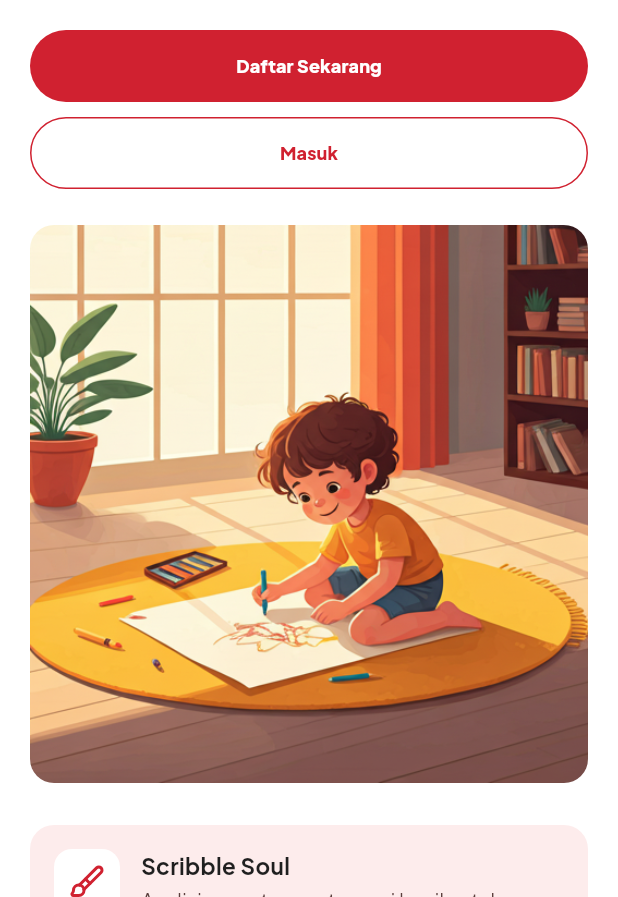
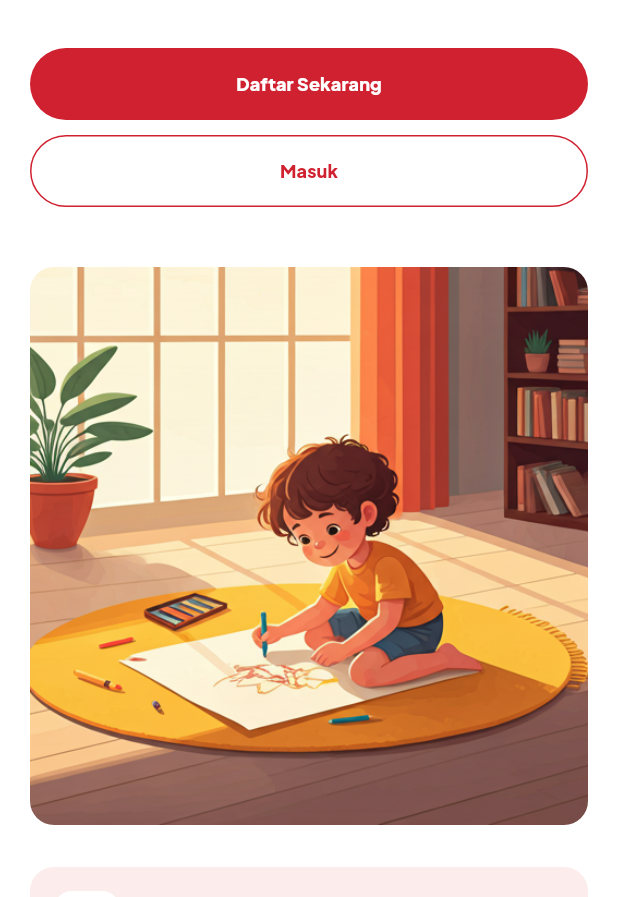
Before and after one commit to nadialvy/kello, a Flutter app: the screen it shows after launch, on a phone screen of 412 x 824 dp, the part 339-1236 px from its top. Run offline on Flutter 3.47's test engine with Material 3 defaults, Android fonts, the phone set to English and light mode, and no system bars; our stand-ins replace lucide_icons_flutter.

Commit message:
feat: adjust onboarding

```diff
--- a/lib/screens/onboarding_screen.dart
+++ b/lib/screens/onboarding_screen.dart
@@ -47,7 +47,7 @@ class OnboardingScreen extends StatelessWidget {
                   height: 1.5,
                 ),
               ),
-              const SizedBox(height: 20),
+              const SizedBox(height: 32),
                 _PrimaryButton(
                   label: 'Daftar Sekarang',
                   labelStyle: const TextStyle(fontSize: 12, fontWeight: FontWeight.w800),
@@ -59,7 +59,7 @@ class OnboardingScreen extends StatelessWidget {
                 labelStyle: const TextStyle(fontSize: 12, fontWeight: FontWeight.w800),
                 onPressed: () => _goToLogin(context),
               ),
-              const SizedBox(height: 24),
+              const SizedBox(height: 40),
               ClipRRect(
                 borderRadius: BorderRadius.circular(16),
                 child: Image.asset(
@@ -80,7 +80,7 @@ class OnboardingScreen extends StatelessWidget {
               const _FeatureCard(
                 icon: LucideIcons.lightbulb,
                 iconColor: Color(0xFFE89B3C),
-                background: Color(0xFFFFF1E2),
+                background: Color(0xFFFFF9EC),
                 title: 'Pahami Emosi',
                 description:
                     'Dapatkan laporan mendalam tentang kondisi psikologis anak berdasarkan pilihan warna dan bentuk.',
@@ -89,7 +89,7 @@ class OnboardingScreen extends StatelessWidget {
               const _FeatureCard(
                 icon: LucideIcons.shoppingBag,
                 iconColor: Color(0xFFB58B5B),
-                background: Color(0xFFF6EEDF),
+                background: Color(0xFFF0FAF5),
                 title: 'Shop Your Art',
                 description:
                     'Ubah karya seni anak menjadi merchandise eksklusif seperti kaos, mug, atau kanvas premium.',
```
